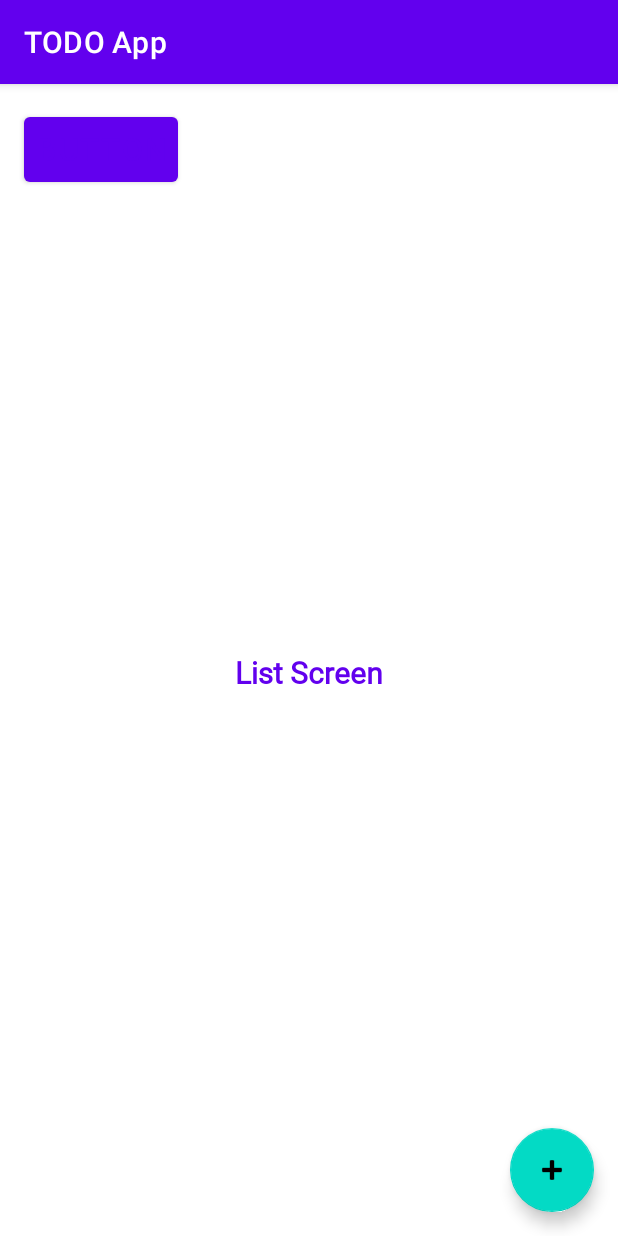
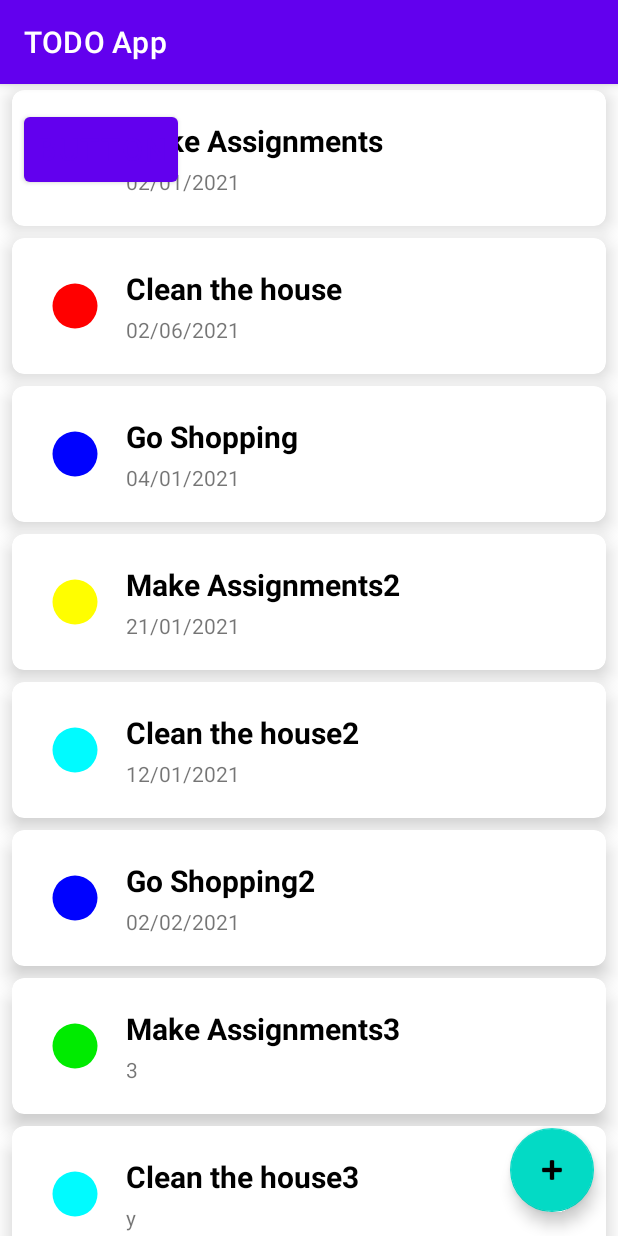
Before and after one commit to rebahozkoc/TODO-App, an Android app: the screen it shows after launch (ListActivity), on a phone screen of 412 x 824 dp. Run offline under Robolectric (Android 15) with nearby library versions, the phone set to English and light mode, and no system bars.

Commit message:
Created main screen with RecylerView and adapter class

```diff
--- a/app/src/main/java/com/example/todoapp/model/TodoModel.kt
+++ b/app/src/main/java/com/example/todoapp/model/TodoModel.kt
@@ -1,4 +1,7 @@
 package com.example.todoapp.model
+
+import android.widget.TextView
+import androidx.recyclerview.widget.RecyclerView
 
 data class TodoModel(val title: String,
                      val description: String,
--- a/app/src/main/java/com/example/todoapp/ui/list/ListActivity.kt
+++ b/app/src/main/java/com/example/todoapp/ui/list/ListActivity.kt
@@ -1,11 +1,18 @@
 package com.example.todoapp.ui.list
 
 import android.os.Bundle
+import android.view.LayoutInflater
+import android.view.View
+import android.view.ViewGroup
 import android.widget.Button
+import android.widget.ImageView
 import android.widget.TextView
 import androidx.appcompat.app.AppCompatActivity
+import androidx.recyclerview.widget.RecyclerView
 import com.google.android.material.floatingactionbutton.FloatingActionButton
 import com.example.todoapp.R
+import com.example.todoapp.model.TodoModel
+import com.example.todoapp.model.TodoState
 import com.example.todoapp.ui.create.CreateActivity
 import com.example.todoapp.ui.detail.DetailActivity
 
@@ -19,6 +26,81 @@ class ListActivity : AppCompatActivity() {
 
         val clickableText =findViewById<Button>(R.id.taskDetail)
         clickableText.setOnClickListener { DetailActivity.open(this) }
+        val adapter = TodoAdapter()
+        val todoList = findViewById<RecyclerView>(R.id.todo_list)
+        todoList.adapter = adapter
+    }
+}
+
+class TodoAdapter: RecyclerView.Adapter<TodoAdapter.ViewHolder>() {
+    var data =  listOf<TodoModel>(TodoModel("Make Assignments", "Description 1", "02/01/2021", TodoState.Waiting),
+        TodoModel("Clean the house", "Description 2", "02/06/2021", TodoState.Failed),
+        TodoModel("Go Shopping", "Description 3", "04/01/2021", TodoState.InProcess),
+        TodoModel("Make Assignments2", "0", "21/01/2021", TodoState.Waiting),
+        TodoModel("Clean the house2", "x", "12/01/2021", TodoState.Todo),
+        TodoModel("Go Shopping2", "x", "02/02/2021", TodoState.InProcess),
+        TodoModel("Make Assignments3", "0", "3", TodoState.Finished),
+        TodoModel("Clean the house3", "x", "y", TodoState.Todo),
+        TodoModel("Go Shopping3", "x", "y", TodoState.InProcess),
+        TodoModel("Make Assignments4", "0", "3", TodoState.Failed),
+        TodoModel("Clean the house4", "x", "y", TodoState.Todo),
+        TodoModel("Go Shopping4", "x", "y", TodoState.InProcess),
+        TodoModel("Make Assignments5", "0", "3", TodoState.Waiting),
+        TodoModel("Clean the house5", "x", "y", TodoState.Todo),
+        TodoModel("Go Shopping5", "x", "y", TodoState.InProcess),
+        TodoModel("Make Assignments6", "0", "3", TodoState.Waiting),
+        TodoModel("Clean the house6", "x", "y", TodoState.Todo),
+        TodoModel("Go Shopping6", "x", "y", TodoState.Failed),
+        TodoModel("Make Assignments7", "0", "3", TodoState.Waiting),
+        TodoModel("Clean the house7", "x", "y", TodoState.Todo),
+        TodoModel("Go Shopping3", "x", "y", TodoState.InProcess),
+        TodoModel("Make Assignments4", "0", "3", TodoState.Waiting),
+        TodoModel("Clean the house4", "x", "y", TodoState.Todo),
+        TodoModel("Go Shopping4", "x", "y", TodoState.InProcess),
+        TodoModel("Make Assignments", "0", "3", TodoState.Waiting),
+        TodoModel("Clean the house", "x", "y", TodoState.Todo),
+        TodoModel("Go Shopping", "x", "y", TodoState.InProcess),
+        TodoModel("Make Assignments2", "0", "3", TodoState.Waiting),
+        TodoModel("Clean the house2", "x", "y", TodoState.Todo),
+        TodoModel("Go Shopping2", "x", "y", TodoState.InProcess),
+        TodoModel("Make Assignments3", "0", "3", TodoState.Waiting),
+        TodoModel("Clean the house3", "x", "y", TodoState.Todo),
+        TodoModel("Go Shopping3", "x", "y", TodoState.InProcess),
+        TodoModel("Make Assignments4", "0", "3", TodoState.Waiting),
+        TodoModel("Clean the house4", "x", "y", TodoState.Todo),
+        TodoModel("Go Shopping4", "x", "y", TodoState.InProcess))
+        set(value) {
+            field = value
+            notifyDataSetChanged()
+        }
+
+    override fun getItemCount() = data.size
+    override fun onBindViewHolder(holder: ViewHolder, position: Int) {
+        val item = data[position]
+        val res = holder.itemView.context.resources
+        holder.taskTitle.text = item.title
+        holder.taskDate.text = item.createdDate
+        holder.statusImage.setImageResource(when (item.status){
+            TodoState.Failed -> R.drawable.ic_status_red
+            TodoState.Finished -> R.drawable.ic_status_green
+            TodoState.InProcess -> R.drawable.ic_status_blue
+            TodoState.Todo -> R.drawable.ic_status_teal
+            TodoState.Waiting -> R.drawable.ic_status_yellow
+        })
 
     }
+    override fun onCreateViewHolder(parent: ViewGroup, viewType: Int): ViewHolder {
+        val layoutInflater = LayoutInflater.from(parent.context)
+        val view = layoutInflater
+            .inflate(R.layout.list_item_task, parent, false) as View
+        return ViewHolder(view)
+
+    }
+    class ViewHolder(itemView: View) : RecyclerView.ViewHolder(itemView){
+        val taskTitle = itemView.findViewById<TextView>(R.id.task_title)
+        val taskDate = itemView.findViewById<TextView>(R.id.task_date)
+        val statusImage = itemView.findViewById<ImageView>(R.id.task_status)
+    }
+
+
 }
--- /dev/null
+++ b/app/src/main/res/drawable/ic_status.xml
@@ -0,0 +1,5 @@
+<vector android:height="24dp" android:tint="#DC0001"
+    android:viewportHeight="24" android:viewportWidth="24"
+    android:width="24dp" xmlns:android="http://schemas.android.com/apk/res/android">
+    <path android:fillColor="@android:color/white" android:pathData="M12,12m-10,0a10,10 0,1 1,20 0a10,10 0,1 1,-20 0"/>
+</vector>
--- /dev/null
+++ b/app/src/main/res/drawable/ic_status_blue.xml
@@ -0,0 +1,5 @@
+<vector android:height="24dp" android:tint="#0002FF"
+    android:viewportHeight="24" android:viewportWidth="24"
+    android:width="24dp" xmlns:android="http://schemas.android.com/apk/res/android">
+    <path android:fillColor="@android:color/white" android:pathData="M12,12m-10,0a10,10 0,1 1,20 0a10,10 0,1 1,-20 0"/>
+</vector>
--- /dev/null
+++ b/app/src/main/res/drawable/ic_status_green.xml
@@ -0,0 +1,5 @@
+<vector android:height="24dp" android:tint="#00EB00"
+    android:viewportHeight="24" android:viewportWidth="24"
+    android:width="24dp" xmlns:android="http://schemas.android.com/apk/res/android">
+    <path android:fillColor="@android:color/white" android:pathData="M12,12m-10,0a10,10 0,1 1,20 0a10,10 0,1 1,-20 0"/>
+</vector>
--- /dev/null
+++ b/app/src/main/res/drawable/ic_status_red.xml
@@ -0,0 +1,5 @@
+<vector android:height="24dp" android:tint="#FF0000"
+    android:viewportHeight="24" android:viewportWidth="24"
+    android:width="24dp" xmlns:android="http://schemas.android.com/apk/res/android">
+    <path android:fillColor="@android:color/white" android:pathData="M12,12m-10,0a10,10 0,1 1,20 0a10,10 0,1 1,-20 0"/>
+</vector>
--- /dev/null
+++ b/app/src/main/res/drawable/ic_status_teal.xml
@@ -0,0 +1,5 @@
+<vector android:height="24dp" android:tint="#00FBFF"
+    android:viewportHeight="24" android:viewportWidth="24"
+    android:width="24dp" xmlns:android="http://schemas.android.com/apk/res/android">
+    <path android:fillColor="@android:color/white" android:pathData="M12,12m-10,0a10,10 0,1 1,20 0a10,10 0,1 1,-20 0"/>
+</vector>
--- /dev/null
+++ b/app/src/main/res/drawable/ic_status_yellow.xml
@@ -0,0 +1,5 @@
+<vector android:height="24dp" android:tint="#FFFE00"
+    android:viewportHeight="24" android:viewportWidth="24"
+    android:width="24dp" xmlns:android="http://schemas.android.com/apk/res/android">
+    <path android:fillColor="@android:color/white" android:pathData="M12,12m-10,0a10,10 0,1 1,20 0a10,10 0,1 1,-20 0"/>
+</vector>
--- a/app/src/main/res/layout/activity_list.xml
+++ b/app/src/main/res/layout/activity_list.xml
@@ -6,16 +6,6 @@
     android:layout_height="match_parent"
     tools:context=".ui.list.ListActivity">
 
-    <TextView
-        android:id="@+id/textClickable"
-        style="@style/titleStyle"
-        android:layout_width="wrap_content"
-        android:layout_height="wrap_content"
-        android:text="List Screen"
-        app:layout_constraintBottom_toBottomOf="parent"
-        app:layout_constraintLeft_toLeftOf="parent"
-        app:layout_constraintRight_toRightOf="parent"
-        app:layout_constraintTop_toTopOf="parent" />
 
     <com.google.android.material.floatingactionbutton.FloatingActionButton
         android:id="@+id/addNoteButton"
@@ -39,5 +29,16 @@
         app:layout_constraintStart_toStartOf="parent"
         app:layout_constraintTop_toTopOf="parent" />
 
+    <androidx.recyclerview.widget.RecyclerView
+        android:id="@+id/todo_list"
+        android:layout_width="0dp"
+        android:layout_height="0dp"
+        app:layout_constraintBottom_toBottomOf="parent"
+        app:layout_constraintEnd_toEndOf="parent"
+        app:layout_constraintStart_toStartOf="parent"
+        app:layout_constraintTop_toTopOf="parent"
+        app:layoutManager="androidx.recyclerview.widget.LinearLayoutManager"
+        />
+
 
 </androidx.constraintlayout.widget.ConstraintLayout>
--- /dev/null
+++ b/app/src/main/res/layout/list_item_task.xml
@@ -0,0 +1,68 @@
+<?xml version="1.0" encoding="utf-8"?>
+<androidx.cardview.widget.CardView
+    xmlns:card_view="http://schemas.android.com/apk/res-auto"
+    xmlns:android="http://schemas.android.com/apk/res/android"
+    xmlns:tools="http://schemas.android.com/tools"
+    android:layout_width="match_parent"
+    android:layout_height="wrap_content"
+
+    android:layout_marginTop="4dp"
+    android:layout_marginBottom="4dp"
+    android:layout_marginStart="8dp"
+    android:layout_marginEnd="8dp"
+    card_view:cardCornerRadius="8dp"
+    card_view:cardElevation="8dp"
+    android:clickable="true"
+    android:foreground="?android:attr/selectableItemBackground"
+    android:focusable="true">
+
+    <!-- Main Content View -->
+    <androidx.constraintlayout.widget.ConstraintLayout
+        android:layout_width="match_parent"
+        android:layout_height="wrap_content"
+        android:padding="16dp">
+        <ImageView
+            android:id="@+id/task_status"
+            android:layout_width="40dp"
+            android:layout_height="40dp"
+            android:layout_marginStart="8dp"
+            android:layout_marginTop="8dp"
+            android:layout_marginBottom="8dp"
+            android:layout_marginEnd="8dp"
+            android:paddingEnd="4dp"
+            android:contentDescription="@string/task_status_image"
+            card_view:layout_constraintBottom_toBottomOf="parent"
+            card_view:layout_constraintStart_toStartOf="parent"
+            card_view:layout_constraintTop_toTopOf="parent"
+            tools:srcCompat="@drawable/ic_status" />
+
+        <TextView
+            android:id="@+id/task_title"
+            android:layout_width="wrap_content"
+            android:layout_height="wrap_content"
+            android:layout_margin="4dp"
+            android:paddingStart="8dp"
+            android:paddingEnd="8dp"
+            android:text=""
+            android:textColor="@color/black"
+            android:textSize="20sp"
+            android:textStyle="bold"
+            card_view:layout_constraintStart_toEndOf="@+id/task_status"
+            card_view:layout_constraintTop_toTopOf="parent"
+            tools:text="Task Title" />
+
+        <TextView
+            android:id="@+id/task_date"
+            android:layout_width="wrap_content"
+            android:layout_height="wrap_content"
+            android:text=""
+            android:layout_margin="4dp"
+            android:paddingStart="8dp"
+            android:paddingEnd="8dp"
+            card_view:layout_constraintBottom_toBottomOf="parent"
+            card_view:layout_constraintStart_toEndOf="@+id/task_status"
+            card_view:layout_constraintTop_toBottomOf="@+id/task_title"
+            tools:text="Task Date" />
+
+    </androidx.constraintlayout.widget.ConstraintLayout>
+</androidx.cardview.widget.CardView>
--- /dev/null
+++ b/app/src/main/res/layout/test_layout.xml
@@ -0,0 +1,49 @@
+<?xml version="1.0" encoding="utf-8"?>
+<androidx.cardview.widget.CardView
+    xmlns:card_view="http://schemas.android.com/apk/res-auto"
+    xmlns:android="http://schemas.android.com/apk/res/android"
+    xmlns:tools="http://schemas.android.com/tools"
+    android:layout_width="match_parent"
+    android:layout_height="wrap_content">
+
+    <!-- Main Content View -->
+    <androidx.constraintlayout.widget.ConstraintLayout
+        android:layout_width="match_parent"
+        android:layout_height="wrap_content"
+        android:padding="8dp">
+        <ImageView
+            android:id="@+id/task_status"
+            android:layout_width="30dp"
+            android:layout_height="30dp"
+            android:layout_marginStart="16dp"
+            android:layout_marginTop="8dp"
+            android:layout_marginBottom="8dp"
+            android:contentDescription="@string/task_status_image"
+            card_view:layout_constraintBottom_toBottomOf="parent"
+            card_view:layout_constraintStart_toStartOf="parent"
+            card_view:layout_constraintTop_toTopOf="parent"
+            tools:srcCompat="@drawable/ic_status" />
+
+        <TextView
+            android:id="@+id/task_titleTEST"
+            android:layout_width="340dp"
+            android:layout_height="18dp"
+            android:text=""
+            card_view:layout_constraintEnd_toEndOf="parent"
+            card_view:layout_constraintStart_toEndOf="@+id/task_status"
+            card_view:layout_constraintTop_toTopOf="parent"
+            tools:text="Task Title" />
+
+        <TextView
+            android:id="@+id/task_dateTEST"
+            android:layout_width="333dp"
+            android:layout_height="21dp"
+            android:text=""
+            card_view:layout_constraintBottom_toBottomOf="parent"
+            card_view:layout_constraintEnd_toEndOf="parent"
+            card_view:layout_constraintStart_toEndOf="@+id/task_status"
+            card_view:layout_constraintTop_toBottomOf="@+id/task_titleTEST"
+            tools:text="Task Date" />
+
+    </androidx.constraintlayout.widget.ConstraintLayout>
+</androidx.cardview.widget.CardView>
--- a/app/src/main/res/values/strings.xml
+++ b/app/src/main/res/values/strings.xml
@@ -17,4 +17,5 @@
     <string name="update_button">Update</string>
     <string name="task_date">Task Date:</string>
     <string name="task_status">Task Status:</string>
+    <string name="task_status_image">Task Status Image</string>
 </resources>
```
